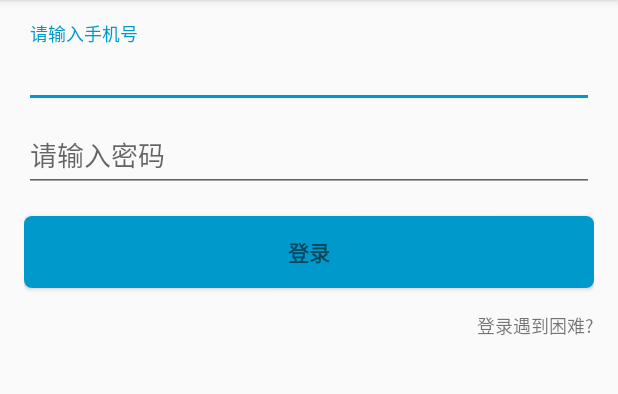
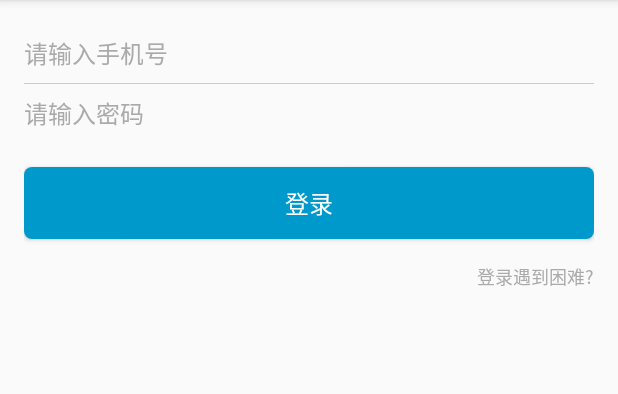
Before and after one commit to gittarko/TruckDoctor, an Android app: the screen it shows after launch (LoginActivity), on a phone screen of 412 x 824 dp, the part 84-478 px from its top. Run offline under Robolectric (Android 15) with nearby library versions, the phone set to English and light mode, and no system bars.

Commit message:
修改登录界面布局样式

```diff
--- a/TruckDoctor-Machanic/app/src/main/java/com/juma/truckdoctor/js/activity/login/LoginActivity.java
+++ b/TruckDoctor-Machanic/app/src/main/java/com/juma/truckdoctor/js/activity/login/LoginActivity.java
@@ -81,6 +81,7 @@ public class LoginActivity extends AppCompatActivity{
             }
         });
 
+        mForgetPassword = (TextView)findViewById(R.id.forget_password);
         mForgetPassword.setOnClickListener(new OnClickListener() {
             @Override
             public void onClick(View view) {
@@ -97,8 +98,8 @@ public class LoginActivity extends AppCompatActivity{
      */
     private void attemptPopUpWindow() {
         builder = new PopUpWindowAlertDialog.Builder(this);
-        builder.setMessage(getResources().getString(R.string.label_contact), 16)
-        .setTitle(getResources().getString(R.string.label_contact_descripton), 18)
+        builder.setTitle(getResources().getString(R.string.label_contact), 16)
+        .setMessage(getResources().getString(R.string.label_contact_descripton), 18)
         .setPositiveButton(getResources().getString(R.string.action_call_phone),
                 new DialogInterface.OnClickListener() {
 
--- a/TruckDoctor-Machanic/app/src/main/res/layout/activity_login.xml
+++ b/TruckDoctor-Machanic/app/src/main/res/layout/activity_login.xml
@@ -30,29 +30,32 @@
             android:layout_height="wrap_content"
             android:orientation="vertical">
 
-            <android.support.design.widget.TextInputLayout
-                android:layout_width="match_parent"
-                android:layout_height="wrap_content">
-
             <AutoCompleteTextView
                 android:id="@+id/phone"
                 android:layout_width="match_parent"
-                    android:layout_height="wrap_content"
+                android:layout_height="39dp"
+                android:textSize="16sp"
+                android:textColor="@android:color/black"
                 android:hint="@string/prompt_phone"
+                android:textColorHint="@android:color/darker_gray"
+                android:background="@null"
                 android:inputType="numberDecimal"
                 android:maxLines="1"
                 android:singleLine="true" />
 
-            </android.support.design.widget.TextInputLayout>
-
-            <android.support.design.widget.TextInputLayout
+            <View
                 android:layout_width="match_parent"
-                android:layout_height="wrap_content">
+                android:layout_height="0.5dp"
+                android:background="#cccccc"/>
 
             <EditText
                 android:id="@+id/password"
                 android:layout_width="match_parent"
-                    android:layout_height="wrap_content"
+                android:layout_height="39dp"
+                android:background="@null"
+                android:textSize="16sp"
+                android:textColor="@android:color/black"
+                android:textColorHint="@android:color/darker_gray"
                 android:hint="@string/prompt_password"
                 android:imeActionId="@+id/login"
                 android:imeActionLabel="@string/action_sign_in_short"
@@ -60,8 +63,6 @@
                 android:inputType="textPassword"
                 android:maxLines="1"
                 android:singleLine="true" />
-
-            </android.support.design.widget.TextInputLayout>
 
             <Button
                 android:id="@+id/login_button"
@@ -71,7 +72,8 @@
                 android:background="@drawable/roundbackground_blue"
                 android:layout_marginTop="16dp"
                 android:text="@string/action_login"
-                android:textStyle="bold" />
+                android:textSize="16sp"
+                android:textColor="@android:color/white"/>
 
             //忘记密码
             <TextView
@@ -81,6 +83,7 @@
                 android:layout_gravity="right"
                 android:layout_marginTop="16dp"
                 android:text="@string/prompt_forget_password"
+                android:textColor="@android:color/darker_gray"
                 android:textSize="12sp" />
         </LinearLayout>
     </ScrollView>
--- a/TruckDoctor-Machanic/app/src/main/res/values/colors.xml
+++ b/TruckDoctor-Machanic/app/src/main/res/values/colors.xml
@@ -3,4 +3,7 @@
     <color name="colorPrimary">@android:color/holo_blue_dark</color>
     <color name="colorPrimaryDark">@color/colorPrimary</color>
     <color name="colorAccent">@color/colorPrimary</color>
+
+    <color name="white">@android:color/white</color>
+
 </resources>
```
Also changed, not shown: TruckDoctor-Machanic/app/src/main/res/drawable/roundbackground_gray.xml (added, +11 -0 lines), TruckDoctor-Machanic/app/src/main/res/drawable/roundbackground_white.xml (added, +12 -0 lines), TruckDoctor-Machanic/app/src/main/res/layout/popup_alert_dialog.xml (+12 -2 lines), TruckDoctor-Machanic/gradle.properties (+4 -4 lines). Lines whose indentation alone changed are shown as unchanged.
